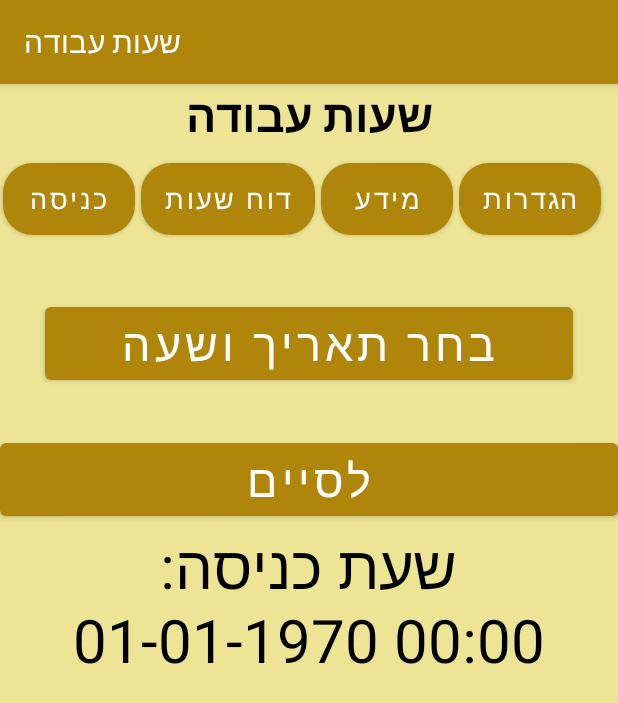
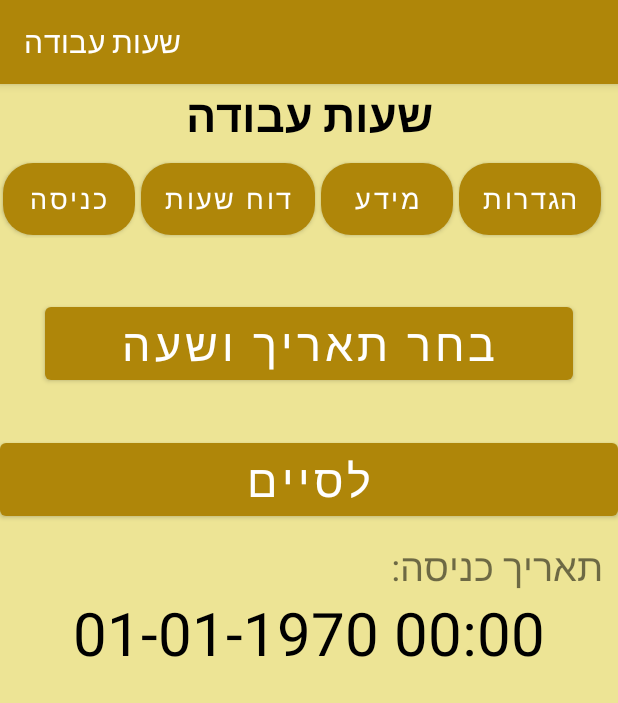
Before and after one commit to DavidKahana/HoursWork_Project, an Android app: the screen it shows after launch (MainActivity), after a tap on "להתחיל", on a phone screen of 412 x 824 dp. Shown: the top 703 px of the screen. Run offline under Robolectric (Android 15) with nearby library versions, the phone set to English and light mode, and no system bars.

Commit message:
43 day - third update

```diff
--- a/app/build.gradle
+++ b/app/build.gradle
@@ -29,6 +29,8 @@ android {
 
 dependencies {
 
+    implementation 'org.apache.poi:poi:5.1.0'
+    implementation 'org.apache.poi:poi-ooxml:5.1.0'
     implementation 'androidx.appcompat:appcompat:1.5.1'
     implementation 'com.google.android.material:material:1.6.1'
     implementation 'androidx.constraintlayout:constraintlayout:2.1.4'
--- a/app/src/main/AndroidManifest.xml
+++ b/app/src/main/AndroidManifest.xml
@@ -12,7 +12,10 @@
     <uses-permission android:name="android.permission.READ_CALENDAR" />
     <uses-permission android:name="android.permission.WRITE_CALENDAR" />
     <uses-permission android:name="com.android.alarm.permission.SET_ALARM" />
-    <uses-permission android:name="android.permission.READ_CONTACTS"></uses-permission>
+    <uses-permission android:name="android.permission.READ_CONTACTS"/>
+    <uses-permission android:name="android.permission.WRITE_EXTERNAL_STORAGE" />
+    <uses-permission android:name="android.permission.READ_EXTERNAL_STORAGE" />
+
 
 
 
--- a/app/src/main/java/com/example/hourswork_project/Entrance.java
+++ b/app/src/main/java/com/example/hourswork_project/Entrance.java
@@ -49,7 +49,7 @@ import java.util.logging.Handler;
 public class Entrance extends Fragment {
 
     Button btnStartStop, btnDateAndTime;
-    TextView tvTimeEnter, tvTimeStop, tvDuration;
+    TextView tvTimeEnter, tvTimeStop, tvDuration , tvEnterDate , tvFinishDate , tvTotal;
     Date dateAndTime, dateStart, dateStop;
     SharedPreferences sharedPreferences1, sharedPreferences2;
     SimpleDateFormat dateFormat;
@@ -118,6 +118,16 @@ public class Entrance extends Fragment {
         tvTimeEnter = view.findViewById(R.id.tvTimeEnter);
         tvTimeStop = view.findViewById(R.id.tvTimeStop);
         tvDuration = view.findViewById(R.id.tvDuration);
+        tvEnterDate = view.findViewById(R.id.tvEnterDate);
+        tvFinishDate = view.findViewById(R.id.tvFinishDate);
+        tvTotal = view.findViewById(R.id.tvTotal);
+
+
+        tvTotal.setVisibility(View.INVISIBLE);
+        tvEnterDate.setVisibility(View.INVISIBLE);
+        tvFinishDate.setVisibility(View.INVISIBLE);
+
+
         sharedPreferences1 = getContext().getSharedPreferences("Dates", 0);
 
         worksDataBase = new WorksDataBase(getContext());
@@ -282,7 +292,9 @@ public class Entrance extends Fragment {
 
             dateFormat = new SimpleDateFormat("MM-dd-yyyy HH:mm");
             date = dateFormat.format(dateAndTime);
-            tvTimeEnter.setText("שעת כניסה:" + '\n' + date);
+            tvEnterDate.setVisibility(View.VISIBLE);
+            tvTimeEnter.setText(date);
+
             tvTimeStop.setText("");
             tvDuration.setText("");
 
@@ -291,6 +303,7 @@ public class Entrance extends Fragment {
 
             btnDateAndTime.setText("בחר תאריך ושעה");
             btnStartStop.setText("לסיים");
+
         } else if (btnStartStop.getText().equals("לסיים") && dateAndTime != null) {
             // Stop the action
             long l = sharedPreferences1.getLong("date", 0);
@@ -301,11 +314,13 @@ public class Entrance extends Fragment {
             } else {
                 dateFormat = new SimpleDateFormat("MM-dd-yyyy HH:mm");
                 date = dateFormat.format(dateAndTime);
-                tvTimeStop.setText("שעת יציאה:" + '\n' + date);
+                tvFinishDate.setVisibility(View.VISIBLE);
+                tvTimeStop.setText(date);
 
                 strMessage += '\n' + "שעת יציאה:" + '\n' + date;
                 dateStop = dateAndTime;
                 duration = getDurationMillis(dateStart, dateStop);
+                tvTotal.setVisibility(View.VISIBLE);
                 tvDuration.setText(formatDuration(duration));
                 strMessage += '\n' + formatDuration(duration);
 
--- a/app/src/main/res/layout/activity_monthly_summary.xml
+++ b/app/src/main/res/layout/activity_monthly_summary.xml
@@ -19,6 +19,7 @@
                 android:layout_width="match_parent"
                 android:layout_height="wrap_content"
                 android:textColor="#8BC34A"
+                android:textStyle="bold"
                 android:text="סיכום חודשי"
                 android:textSize="40sp"
                 android:gravity="center"/>
@@ -28,6 +29,7 @@
                 android:textColor="#8CD4F4"
                 android:id="@+id/tvMonthNameOfMonth"
                 android:text="חודש"
+                android:textStyle="bold"
                 android:textSize="20sp"
                 android:gravity="center"/>
         </LinearLayout>
@@ -42,7 +44,7 @@
                 android:textSize="15sp"
                 android:layout_marginTop="10dp"
                 android:layout_marginRight="10dp"
-                android:text="מספר ימי העבודה בחודש זה:" />
+                android:text="מספר העבודות בחודש זה:" />
             <TextView
                 android:layout_width="match_parent"
                 android:layout_height="wrap_content"
@@ -150,6 +152,7 @@
                 android:id="@+id/tvMonthTotalsalary_answer"
                 android:textSize="30sp"
                 android:text=""
+                android:textStyle="bold"
                 android:textColor="#F31808"
                 android:layout_marginRight="10dp"
                 android:layout_marginBottom="10dp"/>
--- a/app/src/main/res/layout/fragment_entrance.xml
+++ b/app/src/main/res/layout/fragment_entrance.xml
@@ -27,6 +27,20 @@
             android:textSize="30sp"
             android:text="להתחיל"/>
 
+        <LinearLayout
+            android:layout_width="match_parent"
+            android:layout_height="wrap_content"
+            android:orientation="vertical">
+
+            <TextView
+                android:layout_width="match_parent"
+                android:layout_height="wrap_content"
+                android:id="@+id/tvEnterDate"
+                android:textSize="25sp"
+                android:layout_marginTop="10dp"
+                android:visibility="gone"
+                android:layout_marginRight="10dp"
+                android:text="תאריך כניסה:" />
             <TextView
                 android:layout_width="match_parent"
                 android:layout_height="wrap_content"
@@ -35,6 +49,23 @@
                 android:textColor="#000000"
                 android:id="@+id/tvTimeEnter"
                 android:textSize="40sp"/>
+
+        </LinearLayout>
+
+        <LinearLayout
+            android:layout_width="match_parent"
+            android:layout_height="wrap_content"
+            android:orientation="vertical">
+
+            <TextView
+                android:layout_width="match_parent"
+                android:layout_height="wrap_content"
+                android:id="@+id/tvFinishDate"
+                android:textSize="25sp"
+                android:visibility="gone"
+                android:layout_marginTop="10dp"
+                android:layout_marginRight="10dp"
+                android:text="תאריך יציאה:" />
             <TextView
                 android:layout_width="match_parent"
                 android:layout_height="wrap_content"
@@ -43,6 +74,22 @@
                 android:textColor="#000000"
                 android:id="@+id/tvTimeStop"
                 android:textSize="40sp"/>
+
+        </LinearLayout>
+
+        <LinearLayout
+            android:layout_width="match_parent"
+            android:layout_height="wrap_content"
+            android:orientation="vertical">
+            <TextView
+                android:layout_width="match_parent"
+                android:layout_height="wrap_content"
+                android:id="@+id/tvTotal"
+                android:textSize="25sp"
+                android:visibility="gone"
+                android:layout_marginTop="10dp"
+                android:layout_marginRight="10dp"
+                android:text="סך הכל:" />
             <TextView
                 android:layout_width="match_parent"
                 android:layout_height="wrap_content"
@@ -51,5 +98,7 @@
                 android:textColor="#F44336"
                 android:id="@+id/tvDuration"
                 android:textSize="40sp"/>
+
         </LinearLayout>
     </LinearLayout>
+</LinearLayout>
--- /dev/null
+++ b/app/src/main/res/menu/month.xml
@@ -0,0 +1,6 @@
+<?xml version="1.0" encoding="utf-8"?>
+<menu xmlns:android="http://schemas.android.com/apk/res/android">
+    <item
+        android:id="@+id/menu_exel"
+        android:title="לייצא ל Exel" />
+</menu>
```
Also changed, not shown: app/src/main/java/com/example/hourswork_project/MonthlySummary.java (+152 -3 lines), app/src/main/java/com/example/hourswork_project/WorksDataBase.java (+63 -0 lines), gradle/wrapper/gradle-wrapper.properties. Lines whose indentation alone changed are shown as unchanged.
